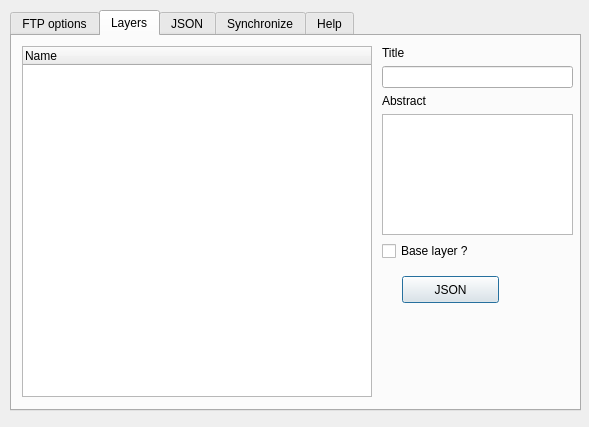
Old version of the form ui_send2server.ui in the repository 3liz/lizmap-plugin.
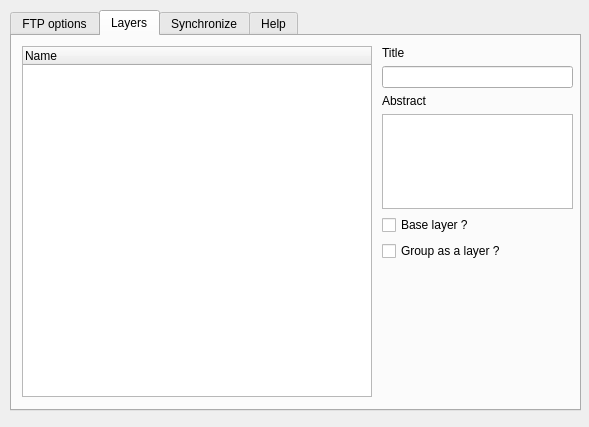
New version of the form.

Commit message: Simplification de l'UI + Ajout de GroupAsLayer

```diff
--- a/ui_send2server.ui
+++ b/ui_send2server.ui
@@ -234,35 +234,14 @@
         </property>
        </widget>
       </item>
+      <item>
+       <widget class="QCheckBox" name="cbGroupAsLayer">
+        <property name="text">
+         <string>Group as a layer ?</string>
+        </property>
+       </widget>
+      </item>
      </layout>
-    </widget>
-    <widget class="QPushButton" name="btJson">
-     <property name="geometry">
-      <rect>
-       <x>390</x>
-       <y>240</y>
-       <width>97</width>
-       <height>27</height>
-      </rect>
-     </property>
-     <property name="text">
-      <string>JSON</string>
-     </property>
-    </widget>
-   </widget>
-   <widget class="QWidget" name="tab_3">
-    <attribute name="title">
-     <string>JSON</string>
-    </attribute>
-    <widget class="QTextEdit" name="teJson">
-     <property name="geometry">
-      <rect>
-       <x>10</x>
-       <y>10</y>
-       <width>541</width>
-       <height>341</height>
-      </rect>
-     </property>
     </widget>
    </widget>
    <widget class="QWidget" name="tab_main">
```
The commit also changes 5 other files.
